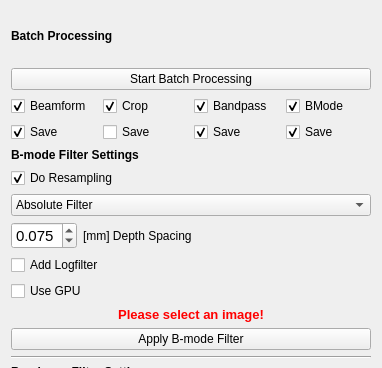
First picture: the form in Plugins/org.mitk.gui.qt.photoacoustics.imageprocessing/src/internal/PAImageProcessingControls.ui, repository MITK/MITK, before the edit; both pictures show x 0 to 382 and y 0 to 368 of the 382 by 1278 pixel window.
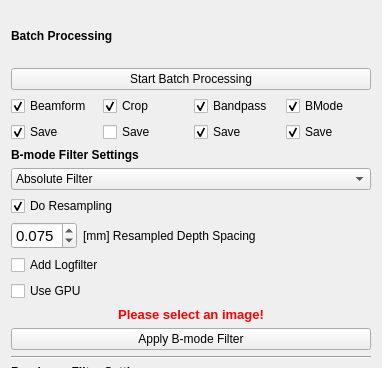
Second picture: the form after the edit.

Commit message: Some documentation reordered GUI

Diff of the .ui file:
```diff
--- a/Plugins/org.mitk.gui.qt.photoacoustics.imageprocessing/src/internal/PAImageProcessingControls.ui
+++ b/Plugins/org.mitk.gui.qt.photoacoustics.imageprocessing/src/internal/PAImageProcessingControls.ui
@@ -130,6 +130,23 @@
          </property>
         </widget>
        </item>
+       <item>
+        <widget class="QComboBox" name="BModeMethod">
+         <property name="currentText">
+          <string>Absolute Filter</string>
+         </property>
+         <item>
+          <property name="text">
+           <string>Absolute Filter</string>
+          </property>
+         </item>
+         <item>
+          <property name="text">
+           <string>Envelope Detection</string>
+          </property>
+         </item>
+        </widget>
+       </item>
        <item>
         <layout class="QVBoxLayout" name="verticalLayout_5">
          <item>
@@ -142,23 +159,6 @@
            </property>
           </widget>
          </item>
-         <item>
-          <widget class="QComboBox" name="BModeMethod">
-           <property name="currentText">
-            <string>Absolute Filter</string>
-           </property>
-           <item>
-            <property name="text">
-             <string>Absolute Filter</string>
-            </property>
-           </item>
-           <item>
-            <property name="text">
-             <string>Envelope Detection</string>
-            </property>
-           </item>
-          </widget>
-         </item>
          <item>
           <layout class="QHBoxLayout" name="horizontalLayout">
            <item>
@@ -200,7 +200,7 @@
            <item>
             <widget class="QLabel" name="ResamplingLabel">
              <property name="text">
-              <string>[mm] Depth Spacing </string>
+              <string>[mm] Resampled Depth Spacing </string>
              </property>
             </widget>
            </item>
```
The commit also changes 3 other files.
